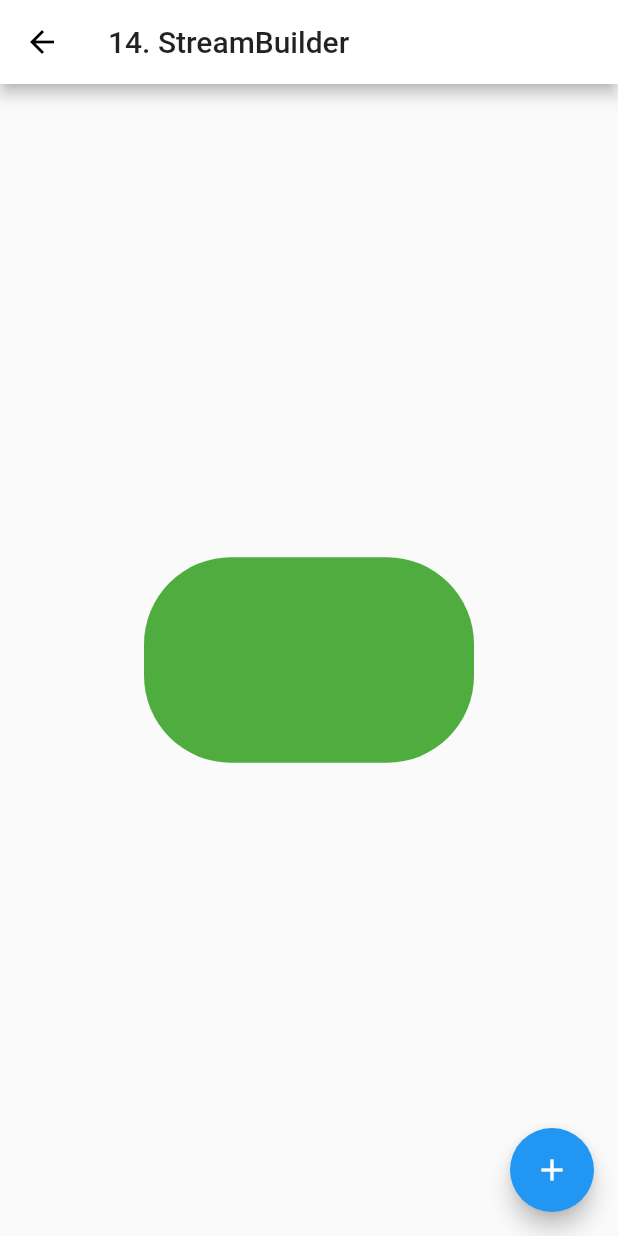
After one commit to ehowlsla/bootcode_flutter, a Flutter app: the StreamBuilderPage screen opened directly, after a tap on the "add" icon, on a phone screen of 412 x 824 dp. The commit adds this screen. Run offline on Flutter 3.47's test engine with Material 2 defaults, Android fonts, the phone set to English and light mode, and no system bars; our stand-ins replace fluro, timeago; missing offline and left inert: requests; statements that could not run were skipped.

Commit message:
14 streamBuilder added

```diff
--- /dev/null
+++ b/lib/_14_stream_builder/stream_builder.dart
@@ -0,0 +1,85 @@
+import 'dart:async';
+import 'dart:math';
+
+import 'package:flutter/material.dart';
+import 'package:flutter/widgets.dart';
+import 'package:requests/requests.dart';
+
+class StreamBuilderPage extends StatefulWidget {
+  @override
+  State<StatefulWidget> createState() => StreamBuilderPageState();
+}
+
+class StreamBuilderPageState extends State<StreamBuilderPage> {
+
+  ContainerShape shape;
+
+  StreamController<ContainerShape> _events;
+
+  @override
+  initState() {
+    super.initState();
+    shape = ContainerShape();
+    _events = StreamController<ContainerShape>();
+    _events.add(shape);
+  }
+
+  void changeRandomValue() {
+    final random = Random();
+    shape.width = random.nextInt(300).toDouble();
+    shape.height = random.nextInt(300).toDouble();
+    shape.color = Color.fromARGB(
+      random.nextInt(256),
+      random.nextInt(256),
+      random.nextInt(256),
+      1,
+    );
+    shape.borderRadius = BorderRadius.circular(random.nextInt(100).toDouble());
+    _events.add(shape);
+
+  }
+
+  @override
+  Widget build(BuildContext context) {
+    return Scaffold(
+      appBar: AppBar(
+        title:  Text("14. StreamBuilder"),
+      ),
+      body:  Center(
+        child:  StreamBuilder(
+          stream: _events.stream,
+          builder: (BuildContext context, AsyncSnapshot<ContainerShape> snapshot) {
+            if(snapshot.hasError) return Container();
+            if(snapshot.hasData) return buildContent(snapshot, context);
+            return Container(
+                padding: EdgeInsets.all(20.0),
+                color: Colors.white,
+                child: Center(child: CircularProgressIndicator())
+            );
+          },
+        ),
+      ),
+      floatingActionButton:  FloatingActionButton(
+        onPressed: changeRandomValue,
+        child:  Icon(Icons.add),
+      ), // This trailing comma makes auto-formatting nicer for build methods.
+    );
+  }
+
+  Widget buildContent(AsyncSnapshot<ContainerShape> snapshot, BuildContext context) {
+    return  AnimatedContainer(
+      width: snapshot.data.width,
+      height: snapshot.data.height,
+      decoration:  BoxDecoration(color: snapshot.data.color, borderRadius: snapshot.data.borderRadius),
+      duration: Duration(milliseconds: 300),
+      curve: Curves.fastOutSlowIn,
+    );
+  }
+}
+
+class ContainerShape {
+  double width = 300;
+  double height = 300;
+  Color color = Colors.blue;
+  BorderRadiusGeometry borderRadius = BorderRadius.circular(8);
+}
--- a/lib/home.dart
+++ b/lib/home.dart
@@ -21,6 +21,7 @@ class HomePageState extends State<HomePage> {
     'sliver_app_bar',
     'sliver_list_grid',
     'fade_in_image',
+    'stream_builder',
   ];
 
   @override
--- a/lib/router.dart
+++ b/lib/router.dart
@@ -15,6 +15,7 @@ import '_10_table/table.dart';
 import '_11_sliver_app_bar/siliver_app_bar.dart';
 import '_12_sliver_list_grid/siliver_list_grid.dart';
 import '_13_fade_in_image/fade_in_image.dart';
+import '_14_stream_builder/stream_builder.dart';
 
 
 class FluroRouter {
@@ -32,6 +33,7 @@ class FluroRouter {
   static Handler _sliverAppHandler = Handler(handlerFunc: (BuildContext context, Map<String, dynamic> params) => SliverAppBarPage());
   static Handler _sliverListGridAppHandler = Handler(handlerFunc: (BuildContext context, Map<String, dynamic> params) => SliverListGridPage());
   static Handler _fadeInImageHandler = Handler(handlerFunc: (BuildContext context, Map<String, dynamic> params) => FadeInImagePage());
+  static Handler _streamBuilderHandler = Handler(handlerFunc: (BuildContext context, Map<String, dynamic> params) => StreamBuilderPage());
 
 
   static void setupRouter() {
@@ -113,5 +115,11 @@ class FluroRouter {
       transitionType: TransitionType.material,
     );
 
+    router.define(
+      'stream_builder',
+      handler: _streamBuilderHandler,
+      transitionType: TransitionType.material,
+    );
+
   }
 }
```
